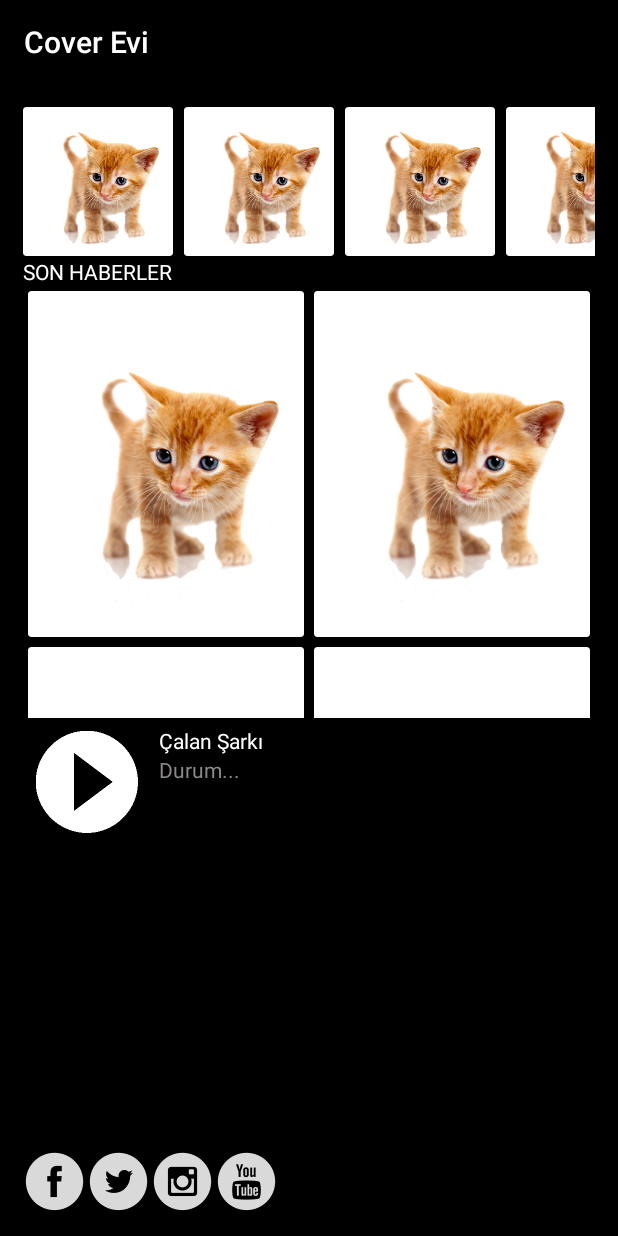
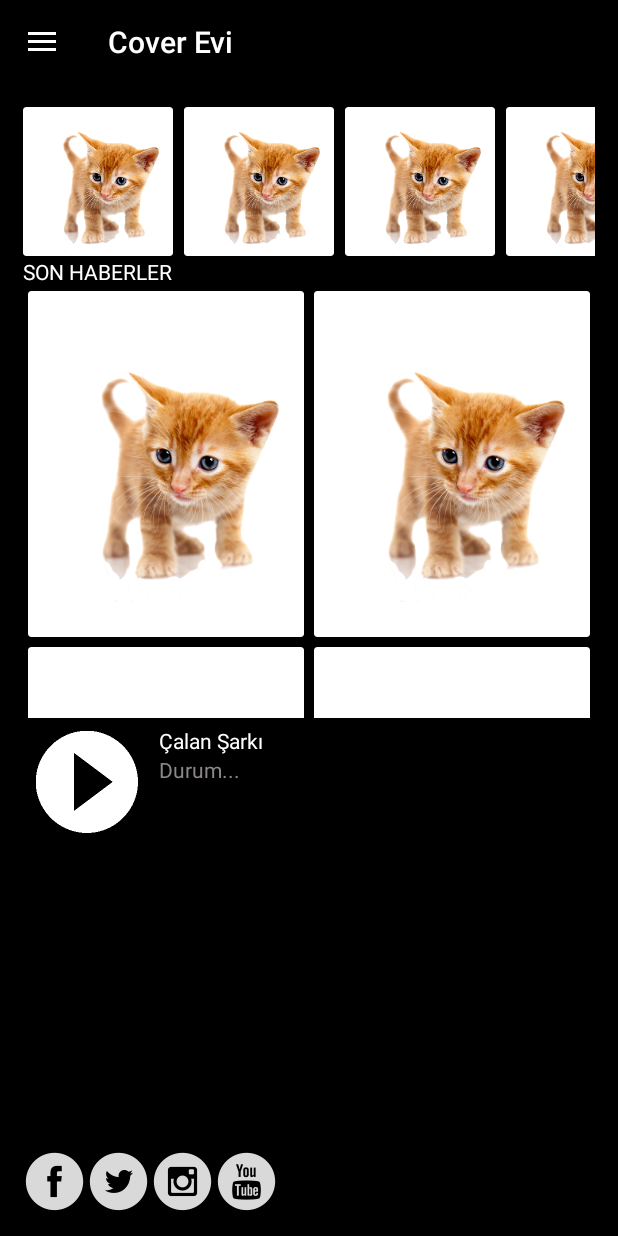
Before and after one commit to kymkbllr/cover-evi, an Android app: the screen it shows after launch (MainActivity), on a phone screen of 412 x 824 dp. Run offline under Robolectric (Android 15) with nearby library versions, the phone set to English and light mode, and no system bars.

Commit message:
//navigasyon drawer oluşturuldu.

```diff
--- a/app/build.gradle
+++ b/app/build.gradle
@@ -28,8 +28,9 @@ dependencies {
     androidTestCompile('com.android.support.test.espresso:espresso-core:2.0', {
         exclude group: 'com.android.support', module: 'support-annotations'
     })
-    testCompile 'junit:junit:4.12'
-    compile 'com.android.support:appcompat-v7:25.+'
+    compile 'com.android.support:appcompat-v7:25.2.0'
     compile 'com.android.support:cardview-v7:25.2.0'
     compile 'com.android.support:recyclerview-v7:25.2.0'
+    compile 'com.android.support:support-v4:25.2.0'
+    testCompile 'junit:junit:4.12'
 }
--- a/app/src/main/java/com/coverevi/coverevi/MainActivity.java
+++ b/app/src/main/java/com/coverevi/coverevi/MainActivity.java
@@ -1,13 +1,23 @@
 package com.coverevi.coverevi;
 
+import android.content.res.Configuration;
+import android.support.v4.widget.DrawerLayout;
+import android.support.v7.app.ActionBarDrawerToggle;
 import android.support.v7.app.AppCompatActivity;
 import android.os.Bundle;
 import android.support.v7.widget.LinearLayoutManager;
 import android.support.v7.widget.RecyclerView;
+import android.view.MenuItem;
+import android.view.View;
 import android.widget.GridView;
 import android.widget.HorizontalScrollView;
+import android.widget.ListView;
 
 public class MainActivity extends AppCompatActivity {
+    private ListView listView;
+    private NavigationDrawer adapter;
+    private ActionBarDrawerToggle mDrawerToggle;
+    private DrawerLayout drawerLayout;
 
     @Override
     protected void onCreate(Bundle savedInstanceState) {
@@ -18,6 +28,17 @@ public class MainActivity extends AppCompatActivity {
         GridView gridView = (GridView) findViewById(R.id.gdHaber);
         HaberAdapter haberAdapter = new HaberAdapter(this );
         gridView.setAdapter(haberAdapter);
+
+        listView = (ListView) findViewById(R.id.navList);
+        drawerLayout = (DrawerLayout)findViewById(R.id.drawer_layout);
+
+        addDrawerItems();
+        setupDrawer();
+
+
+        getSupportActionBar().setDisplayHomeAsUpEnabled(true);
+        getSupportActionBar().setHomeButtonEnabled(true);
+
 
 
         LinearLayoutManager layoutManager
@@ -30,4 +51,59 @@ public class MainActivity extends AppCompatActivity {
 
 
     }
+
+    private void setupDrawer() {
+        mDrawerToggle = new ActionBarDrawerToggle(this, drawerLayout, R.string.open, R.string.close) {
+            @Override
+            public void onDrawerOpened(View drawerView) {
+                invalidateOptionsMenu(); // creates call to onPrepareOptionsMenu()
+
+            }
+
+            @Override
+            public void onDrawerClosed(View drawerView) {
+                super.onDrawerClosed(drawerView);
+                invalidateOptionsMenu(); // creates call to onPrepareOptionsMenu()
+            }
+        };
+
+
+        mDrawerToggle.setDrawerIndicatorEnabled(true);
+        drawerLayout.addDrawerListener(mDrawerToggle);
+    }
+
+    private void addDrawerItems() {
+        adapter = new NavigationDrawer(this);
+        listView.setAdapter(adapter);
+
+    }
+
+    @Override
+    protected void onPostCreate(Bundle savedInstanceState) {
+        super.onPostCreate(savedInstanceState);
+        // Sync the toggle state after onRestoreInstanceState has occurred.
+        mDrawerToggle.syncState();
+    }
+
+    @Override
+    public void onConfigurationChanged(Configuration newConfig) {
+        super.onConfigurationChanged(newConfig);
+        mDrawerToggle.onConfigurationChanged(newConfig);
+    }
+
+    @Override
+    public boolean onOptionsItemSelected(MenuItem item) {
+        // Handle action bar item clicks here. The action bar will
+        // automatically handle clicks on the Home/Up button, so long
+        // as you specify a parent activity in AndroidManifest.xml.
+        int id = item.getItemId();
+
+        //noinspection SimplifiableIfStatement
+        // Activate the navigation drawer toggle
+        if (mDrawerToggle.onOptionsItemSelected(item)) {
+            return true;
+        }
+
+        return super.onOptionsItemSelected(item);
+    }
 }
--- /dev/null
+++ b/app/src/main/java/com/coverevi/coverevi/NavigationDrawer.java
@@ -0,0 +1,35 @@
+package com.coverevi.coverevi;
+
+import android.app.Activity;
+import android.view.View;
+import android.view.ViewGroup;
+import android.widget.BaseAdapter;
+
+/**
+ * Created by kymkbllr on 12.03.2017.
+ */
+public class NavigationDrawer extends BaseAdapter{
+
+    public NavigationDrawer(Activity activity) {
+    }
+
+    @Override
+    public int getCount() {
+        return 0;
+    }
+
+    @Override
+    public Object getItem(int position) {
+        return null;
+    }
+
+    @Override
+    public long getItemId(int position) {
+        return 0;
+    }
+
+    @Override
+    public View getView(int position, View convertView, ViewGroup parent) {
+        return null;
+    }
+}
--- a/app/src/main/res/layout/activity_main.xml
+++ b/app/src/main/res/layout/activity_main.xml
@@ -1,4 +1,16 @@
 <?xml version="1.0" encoding="utf-8"?>
+
+
+
+<android.support.v4.widget.DrawerLayout
+xmlns:android="http://schemas.android.com/apk/res/android"
+android:layout_height="match_parent"
+android:layout_width="match_parent"
+android:id="@+id/drawer_layout">
+
+<LinearLayout
+    android:layout_width="match_parent"
+    android:layout_height="match_parent">
     <!-- Test yorum satırı -->
     <LinearLayout xmlns:app="http://schemas.android.com/apk/res-auto"
         xmlns:tools="http://schemas.android.com/tools"
@@ -8,7 +20,6 @@
         android:background="@color/colorDark"
         android:padding="15dp"
         xmlns:android="http://schemas.android.com/apk/res/android" >
-
 
         <android.support.v7.widget.RecyclerView
             android:layout_width="match_parent"
@@ -104,3 +115,13 @@
         </LinearLayout>
 
     </LinearLayout>
+</LinearLayout>
+
+<ListView
+    android:layout_width="200dp"
+    android:layout_height="match_parent"
+    android:layout_gravity="left|start"
+    android:background="#000000"
+    android:id="@+id/navList" />
+
+</android.support.v4.widget.DrawerLayout>
--- a/app/src/main/res/values/dimens.xml
+++ b/app/src/main/res/values/dimens.xml
@@ -2,4 +2,5 @@
     <!-- Default screen margins, per the Android Design guidelines. -->
     <dimen name="activity_horizontal_margin">16dp</dimen>
     <dimen name="activity_vertical_margin">16dp</dimen>
+    <dimen name="text_margin">16dp</dimen>
 </resources>
--- a/app/src/main/res/values/strings.xml
+++ b/app/src/main/res/values/strings.xml
@@ -1,3 +1,5 @@
 <resources>
     <string name="app_name">Cover Evi</string>
+    <string name="open">açık</string>
+    <string name="close">kapalı</string>
 </resources>
```
Lines whose indentation alone changed are shown as unchanged.
